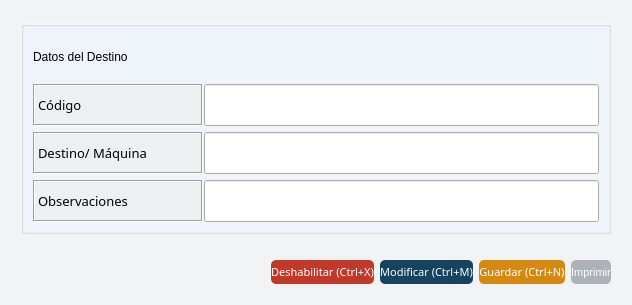
First picture: the form in gui/detalles/destinos_detalle.ui, repository Lonaris/Corupel, before the edit.
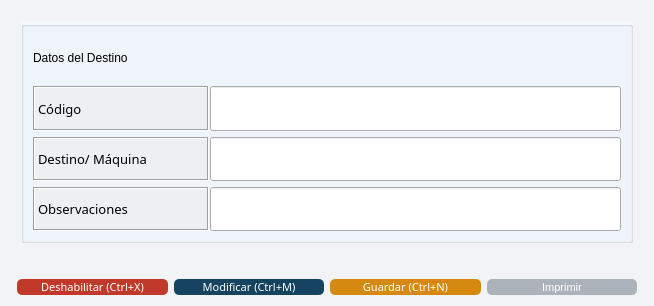
Second picture: the form after the edit. Icons and pictures are not drawn.

Patch:
```diff
--- a/gui/detalles/destinos_detalle.ui
+++ b/gui/detalles/destinos_detalle.ui
@@ -6,8 +6,8 @@
    <rect>
     <x>0</x>
     <y>0</y>
-    <width>632</width>
-    <height>305</height>
+    <width>654</width>
+    <height>306</height>
    </rect>
   </property>
   <property name="sizePolicy">
@@ -437,44 +437,73 @@
   <property name="windowOpacity">
    <double>13.000000000000000</double>
   </property>
-  <layout class="QGridLayout" name="gridLayout_3">
-   <item row="0" column="0">
-    <layout class="QGridLayout" name="gridLayout" rowstretch="90,0,10" columnstretch="20,0">
-     <property name="leftMargin">
-      <number>10</number>
+  <layout class="QGridLayout" name="gridLayout_2">
+   <item row="1" column="3">
+    <widget class="QPushButton" name="btn_nuevo">
+     <property name="sizePolicy">
+      <sizepolicy hsizetype="Expanding" vsizetype="Fixed">
+       <horstretch>0</horstretch>
+       <verstretch>0</verstretch>
+      </sizepolicy>
      </property>
-     <property name="topMargin">
-      <number>10</number>
+     <property name="maximumSize">
+      <size>
+       <width>200</width>
+       <height>200</height>
+      </size>
      </property>
-     <property name="rightMargin">
-      <number>10</number>
+     <property name="font">
+      <font>
+       <family>Ariall</family>
+       <pointsize>-1</pointsize>
+      </font>
      </property>
-     <property name="bottomMargin">
-      <number>10</number>
+     <property name="styleSheet">
+      <string notr="true">/*Estilos para el botón*/
+
+#btn_nuevo{
+	background-color: #D68910  ;
+	color: #ffffff;
+	font-family: 'Ariall';
+	font-size: 11px;
+	border-radius: 5px;
+	}
+
+#btn_nuevo:hover{
+	background-color: #F1C40F ;
+	}
+
+</string>
      </property>
-     <item row="2" column="0" colspan="2">
-      <layout class="QHBoxLayout" name="horizontalLayout" stretch="0,20,20,20,20">
-       <item>
-        <spacer name="horizontalSpacer_2">
-         <property name="orientation">
-          <enum>Qt::Horizontal</enum>
-         </property>
-         <property name="sizeHint" stdset="0">
+     <property name="text">
+      <string>Guardar (Ctrl+N)</string>
+     </property>
+     <property name="icon">
+      <iconset>
+       <normaloff>../ico/save.ico</normaloff>../ico/save.ico</iconset>
+     </property>
+     <property name="iconSize">
           <size>
            <width>40</width>
-           <height>20</height>
-          </size>
-         </property>
-        </spacer>
-       </item>
-       <item>
+       <height>40</height>
+      </size>
+     </property>
+    </widget>
+   </item>
+   <item row="1" column="1">
         <widget class="QPushButton" name="btn_deshabilitar">
          <property name="sizePolicy">
-          <sizepolicy hsizetype="Fixed" vsizetype="Expanding">
+      <sizepolicy hsizetype="Expanding" vsizetype="Fixed">
            <horstretch>0</horstretch>
            <verstretch>0</verstretch>
           </sizepolicy>
          </property>
+     <property name="maximumSize">
+      <size>
+       <width>200</width>
+       <height>200</height>
+      </size>
+     </property>
          <property name="palette">
           <palette>
            <active>
@@ -925,14 +954,20 @@
          </property>
         </widget>
        </item>
-       <item>
+   <item row="1" column="2">
         <widget class="QPushButton" name="btn_modificar">
          <property name="sizePolicy">
-          <sizepolicy hsizetype="Fixed" vsizetype="Expanding">
+      <sizepolicy hsizetype="Expanding" vsizetype="Fixed">
            <horstretch>0</horstretch>
            <verstretch>0</verstretch>
           </sizepolicy>
          </property>
+     <property name="maximumSize">
+      <size>
+       <width>200</width>
+       <height>200</height>
+      </size>
+     </property>
          <property name="font">
           <font>
            <family>Ariall</family>
@@ -976,60 +1011,20 @@
          </property>
         </widget>
        </item>
-       <item>
-        <widget class="QPushButton" name="btn_nuevo">
-         <property name="sizePolicy">
-          <sizepolicy hsizetype="Fixed" vsizetype="Expanding">
-           <horstretch>0</horstretch>
-           <verstretch>0</verstretch>
-          </sizepolicy>
-         </property>
-         <property name="font">
-          <font>
-           <family>Ariall</family>
-           <pointsize>-1</pointsize>
-          </font>
-         </property>
-         <property name="styleSheet">
-          <string notr="true">/*Estilos para el botón*/
-
-#btn_nuevo{
-	background-color: #D68910  ;
-	color: #ffffff;
-	font-family: 'Ariall';
-	font-size: 11px;
-	border-radius: 5px;
-	}
-
-#btn_nuevo:hover{
-	background-color: #F1C40F ;
-	}
-
-</string>
-         </property>
-         <property name="text">
-          <string>Guardar (Ctrl+N)</string>
-         </property>
-         <property name="icon">
-          <iconset>
-           <normaloff>../ico/save.ico</normaloff>../ico/save.ico</iconset>
-         </property>
-         <property name="iconSize">
-          <size>
-           <width>40</width>
-           <height>40</height>
-          </size>
-         </property>
-        </widget>
-       </item>
-       <item>
+   <item row="1" column="4">
         <widget class="QPushButton" name="btn_imprimir">
          <property name="sizePolicy">
-          <sizepolicy hsizetype="Fixed" vsizetype="Expanding">
+      <sizepolicy hsizetype="Expanding" vsizetype="Fixed">
            <horstretch>0</horstretch>
            <verstretch>0</verstretch>
           </sizepolicy>
          </property>
+     <property name="maximumSize">
+      <size>
+       <width>200</width>
+       <height>200</height>
+      </size>
+     </property>
          <property name="styleSheet">
           <string notr="true">#btn_imprimir{
 	background-color: #ABB2B9;
@@ -1058,8 +1053,20 @@
          </property>
         </widget>
        </item>
-      </layout>
-     </item>
+   <item row="0" column="0" colspan="6">
+    <layout class="QGridLayout" name="gridLayout" rowstretch="90,0" columnstretch="20,0">
+     <property name="leftMargin">
+      <number>10</number>
+     </property>
+     <property name="topMargin">
+      <number>10</number>
+     </property>
+     <property name="rightMargin">
+      <number>10</number>
+     </property>
+     <property name="bottomMargin">
+      <number>10</number>
+     </property>
      <item row="0" column="0" colspan="2">
       <widget class="QGroupBox" name="groupBox_2">
        <property name="font">
```
Left out of the diff: 3 changed lines with no effect on the pictures. Lines whose indentation alone changed are shown as unchanged.
